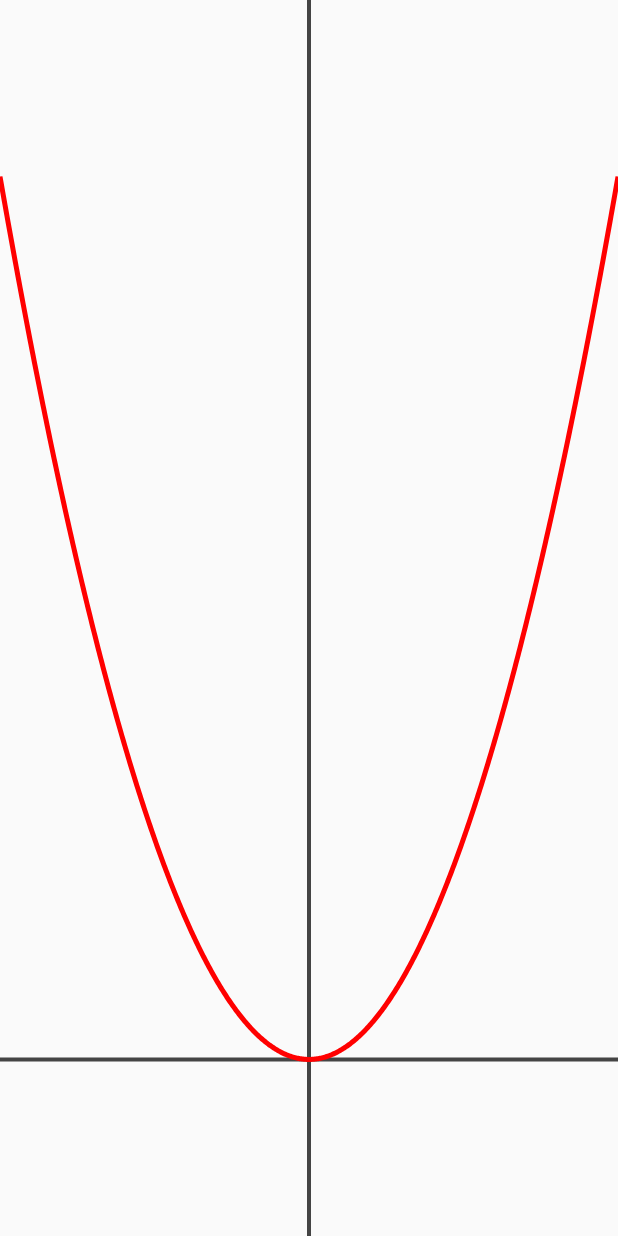
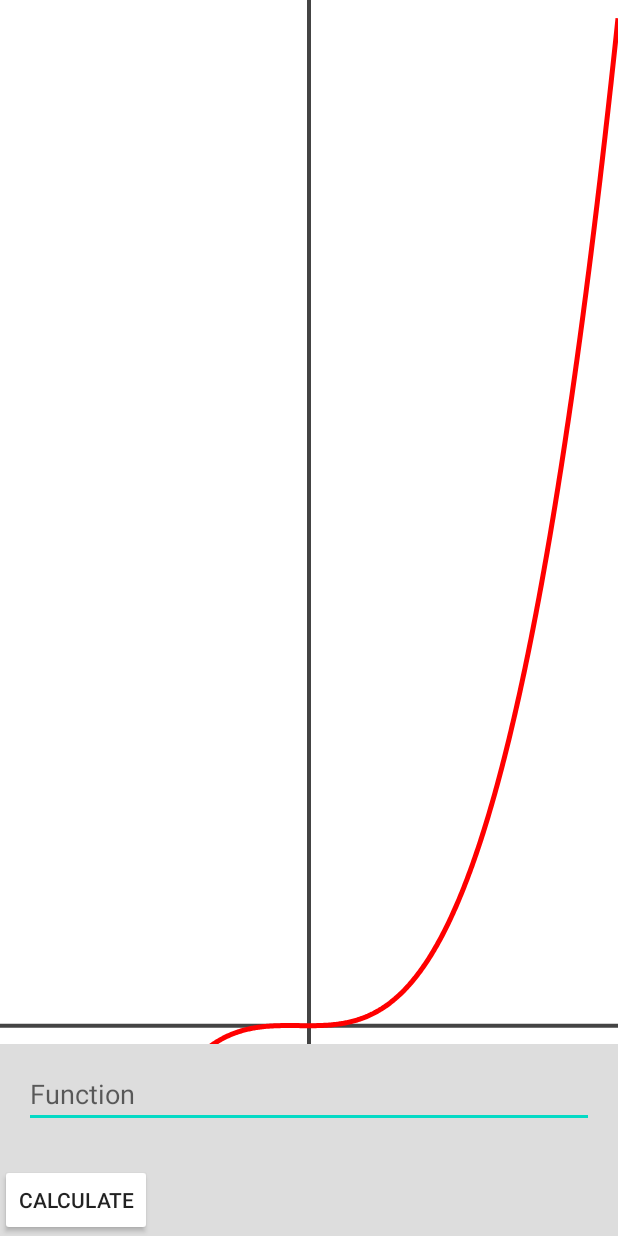
Before and after one commit to nuhah100/GraphViewer, an Android app: the screen it shows after launch (MainActivity), on a phone screen of 412 x 824 dp. Run offline under Robolectric (Android 15) with nearby library versions, the phone set to English and light mode, and no system bars.

Commit message:
added cpp

```diff
--- a/app/src/main/java/classes/Graph.java
+++ b/app/src/main/java/classes/Graph.java
@@ -10,6 +10,10 @@ public class Graph {
 
     public Canvas canvas;
 
+    private String function= "x^3+x^2";
+
+    private Interpeter in = new Interpeter();
+
     public Graph()
     {
         MinX = -10;
@@ -17,6 +21,9 @@ public class Graph {
 
         MinY = function(0) - 20;
         MaxY = function(MaxX) + 20;
+
+        //function
+        //in ;
     }
 
 
@@ -77,7 +84,10 @@ public class Graph {
     private float function(float x)
     {
         // Need to do function that user input.
-        return (float) Math.pow(x, 2);
+        //return (float) Math.pow(x, 2);
+        String exp = function.replace("x",String.format("%.3f",x));
+        System.out.println(exp);
+        return (float) in.calculate(exp);
     }
 
 
@@ -99,4 +109,8 @@ public class Graph {
         if(dy != 0)// && MaxY + velY  < 60 && MinY + velY > -60)
             moveVertically(-velY);
     }
+
+    public void updateFunc(String f) {
+        function = f.toLowerCase();
+    }
 }
--- a/app/src/main/java/classes/Interpeter.java
+++ b/app/src/main/java/classes/Interpeter.java
@@ -1,19 +1,21 @@
 package classes;
-
-import java.lang.String;
 
 public class Interpeter {
 
 
     final String operators;
 
+    // Replacement for sign '-' which is not operator.
+    final String subReplace;
+
+
 
     String func;
 
     public Interpeter()
     {
-        //proccesCode(func);
         operators = "^*/+-";
+        subReplace = "`";
     }
 
     public double calculate(String rawFunc) {
@@ -21,7 +23,13 @@ public class Interpeter {
         return eval(func);
     }
     public double eval(final String expRaw) {
-        String exp = expRaw.trim().toLowerCase().trim().replaceAll("\\s+","");
+        String exp = expRaw
+                .toLowerCase()
+                .trim()
+                .replaceAll("\\s+","")
+                .replaceAll("((?=[-+*^/])[-])([-]{0})",subReplace);
+                ;
+        System.out.println(exp);
         double res;
 
         while(exp.contains("(") || exp.contains(")"))
@@ -44,7 +52,7 @@ public class Interpeter {
             return Double.parseDouble(exp);
 
         // Remove "+-" strings.
-        exp = exp.replace("+-","-");
+        //exp = exp.replace("+-","-");
 
         // Order of signs.
         final String[] opOrder = new String[]{"^","*/","+-"};
@@ -57,7 +65,7 @@ public class Interpeter {
             String signs = opOrder[i];
 
             // While it's still not exp and include signs.
-            while (!tryParseDouble(exp) && isOneContains(exp, signs.toCharArray()) ) {
+            while (!tryParseDouble(exp.replaceAll(subReplace,"-")) && isOneContains(exp, signs.toCharArray()) ) {
                 // Get sign place.
                 int signPlace = isOccurs(exp, signs.toCharArray());
                 // Get actual sign.
@@ -73,21 +81,27 @@ public class Interpeter {
                 // Check if there is sign before our sign.
                 int beforeI = isOccursLast(beforeRaw, operators.toCharArray());
                 // If there is sign before.
-                if(beforeI != -1)
-                {
+                if(beforeI != -1) {
                     // If it's '-' and it's the first, so it's negative sign.
-                    if(beforeRaw.charAt(beforeI) == '-' && beforeI == 0) // For Minus before number.
-                        beforeI--;
+                    //if(beforeRaw.charAt(beforeI) == '-' && beforeI == 0) // For Minus before number.
+                     //   beforeI--;
                     // Get the string after the sign.
                     before = beforeRaw.substring(beforeI + 1);
                 }
 
                 // Check if sign after.
                 int afterI = isOccurs(afterRaw, operators.toCharArray());
+                // If it's minus sign of number.
+                //if(afterI == 0 && afterRaw.charAt(afterI) == '-')
+                //    afterI = isOccurs(afterRaw.substring(1),operators.toCharArray());
                 // If sign exists.
-                if(afterI != -1)
+                if(afterI != -1) {
                     // Get the string before it.
                     after = afterRaw.substring(0, afterI);
+                }
+
+                before =  before.replaceAll(subReplace,"-");
+                after =  after.replaceAll(subReplace,"-");
 
                 // Only if there is before and after, and not "+2".
                 if(after != "" && before != "") {
@@ -112,7 +126,7 @@ public class Interpeter {
                             break;
                         }
                         case '-': {
-                            res = Double.parseDouble(before) - Double.parseDouble(after);
+                             res = Double.parseDouble(before) - Double.parseDouble(after);
                             break;
                         }
                     } // Calculate.
@@ -122,6 +136,7 @@ public class Interpeter {
                     // Parse the exp.
                     res = Double.parseDouble(before + after);
                 }
+                String resStr = String.valueOf(res).replaceAll("((?=[-+*^/])[-])([-]{0})",subReplace);
 
                 // For string addition.
                 StringBuilder temp = new StringBuilder();
@@ -134,13 +149,13 @@ public class Interpeter {
                 if(afterI != -1)
                     temp.append(afterRaw.substring(afterI));
                 // Parse to string.
-                exp = temp.toString();
+                exp = temp.toString().replaceAll("((?=[-+*^/])[-])([-]{0})",subReplace);
                 //System.out.println(exp);
             }
         }
 
         // Parse the exp because no signs involved:)
-        return Double.parseDouble(exp);
+        return Double.parseDouble(exp.replace(subReplace,"-"));
     }
 
     // Function to check if string can parse as double.
--- a/app/src/main/java/com/miketmg/graphviewer/MainActivity.java
+++ b/app/src/main/java/com/miketmg/graphviewer/MainActivity.java
@@ -5,23 +5,33 @@ import android.view.View;
 
 import androidx.appcompat.app.AppCompatActivity;
 
+import com.google.android.material.textfield.TextInputEditText;
 import com.miketmg.graphviewer.views.GraphView;
 
 import classes.Interpeter;
 
 public class MainActivity extends AppCompatActivity {
     GraphView gp;
+    TextInputEditText t;
     Interpeter in;
     @Override
     protected void onCreate(Bundle savedInstanceState) {
         super.onCreate(savedInstanceState);
         setContentView(R.layout.activity_main);
         gp = (GraphView) findViewById(R.id.GraphView);
+        t = (TextInputEditText) findViewById(R.id.txtFunc);
     }
 
     //TODO add function transforming and showing.
 
     public void ref(View view) {
+
+
+    }
+
+    public void renderFunc(View view) {
+        String f = t.getEditableText().toString();
+        gp.updateFunc(f);
         gp.refresh();
     }
 }
--- a/app/src/main/java/com/miketmg/graphviewer/views/GraphView.java
+++ b/app/src/main/java/com/miketmg/graphviewer/views/GraphView.java
@@ -178,4 +178,8 @@ public class GraphView extends View {
        //GraphPath = new Path();
         invalidate();
     }
+
+    public void updateFunc(String f) {
+        gp.updateFunc(f);
+    }
 }
--- a/app/src/main/res/layout/activity_main.xml
+++ b/app/src/main/res/layout/activity_main.xml
@@ -4,18 +4,51 @@
     xmlns:tools="http://schemas.android.com/tools"
     android:layout_width="match_parent"
     android:layout_height="match_parent"
+    android:background="@color/colorBackground"
     tools:context=".MainActivity">
+
 
     <com.miketmg.graphviewer.views.GraphView
         android:id="@+id/GraphView"
         android:layout_width="match_parent"
-        android:layout_height="match_parent"
+        android:layout_height="0dp"
+        android:layout_marginBottom="128dp"
+        android:background="#FFFFFF"
+        app:layout_constraintBottom_toBottomOf="parent"
+        app:layout_constraintTop_toTopOf="parent"
+        app:layout_constraintVertical_bias="0.0"
+        tools:layout_editor_absoluteX="0dp" />
 
-         />
+    <com.google.android.material.textfield.TextInputEditText
+        android:id="@+id/txtFunc"
+        android:layout_width="match_parent"
+        android:layout_height="wrap_content"
+        android:layout_marginStart="16dp"
+        android:layout_marginEnd="16dp"
+        android:layout_marginBottom="24dp"
+        android:hint="Function"
+        app:layout_constraintBottom_toTopOf="@+id/btnCal"
+        app:layout_constraintEnd_toEndOf="parent"
+        app:layout_constraintHorizontal_bias="0.0"
+        app:layout_constraintStart_toStartOf="parent"
+        app:layout_constraintTop_toBottomOf="@+id/GraphView"
+        app:layout_constraintVertical_bias="1.0" />
+
+    <Button
+        android:id="@+id/btnCal"
+        android:layout_width="wrap_content"
+        android:layout_height="wrap_content"
+
+        android:backgroundTint="#FFFFFF"
+        android:text="Calculate"
+        android:onClick="renderFunc"
+        app:layout_constraintBottom_toBottomOf="parent"
+        tools:layout_editor_absoluteX="155dp" />
+
 
     <!--
     TODO:
-    1. user input.
+    1. user input => custom user input.
     2. buttons.
     -->
 
--- a/app/src/main/res/values/colors.xml
+++ b/app/src/main/res/values/colors.xml
@@ -3,4 +3,5 @@
     <color name="colorPrimary">#6200EE</color>
     <color name="colorPrimaryDark">#3700B3</color>
     <color name="colorAccent">#03DAC5</color>
+    <color name="colorBackground">#DDDDDD</color>
 </resources>
```
Also changed, not shown: app/build.gradle (+45 -2 lines), app/src/main/cpp/CMakeLists.txt (added, +44 -0 lines), 1 other file.
